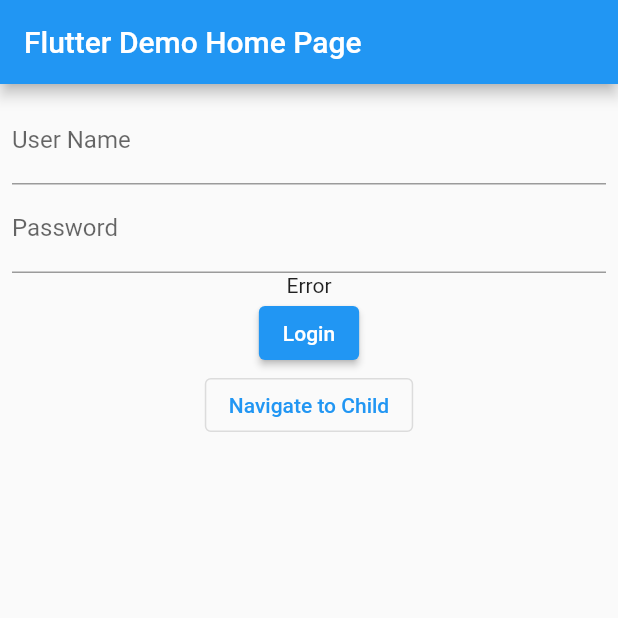
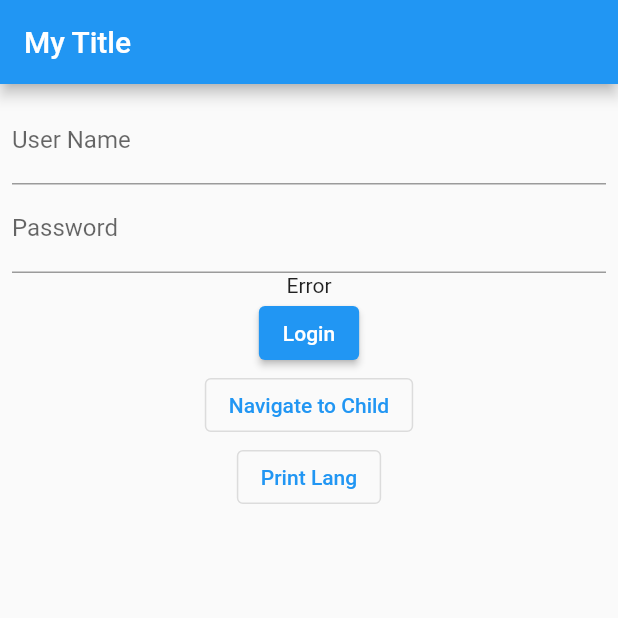
Before and after one commit to hiranlakshika/saegis_test, a Flutter app: the screen it shows after launch, after a tap on "Login", on a phone screen of 412 x 824 dp, the top half of it. Run offline on Flutter 3.47's test engine with Material 2 defaults, Android fonts, the phone set to English and light mode, and no system bars; our stand-ins replace easy_localization.

Commit message:
translations example

```diff
--- /dev/null
+++ b/assets/translations/en-US.json
@@ -0,0 +1,3 @@
+{
+  "title": "My Title"
+}
--- /dev/null
+++ b/assets/translations/si-LK.json
@@ -0,0 +1,3 @@
+{
+  "title": "මගේ මාතෘකාව"
+}
--- a/lib/main.dart
+++ b/lib/main.dart
@@ -1,11 +1,18 @@
 import 'dart:math';
 
+import 'package:easy_localization/easy_localization.dart';
 import 'package:flutter/material.dart';
 import 'package:saegis_test/child_1.dart';
 import 'package:saegis_test/inherited_info.dart';
 
-void main() {
-  runApp(const MyApp());
+Future<void> main() async {
+  WidgetsFlutterBinding.ensureInitialized();
+  await EasyLocalization.ensureInitialized();
+  runApp(EasyLocalization(
+      supportedLocales:  const [Locale('en', 'US'), Locale('si', 'LK')],
+      path: 'assets/translations', // <-- change the path of the translation files
+      // fallbackLocale: const Locale('en', 'US'),
+      child: const MyApp()));
 }
 
 class MyApp extends StatelessWidget {
@@ -16,11 +23,14 @@ class MyApp extends StatelessWidget {
   Widget build(BuildContext context) {
     return StateWidget(
       child: MaterialApp(
+        localizationsDelegates: context.localizationDelegates,
+        supportedLocales: context.supportedLocales,
+        locale: context.locale,
         title: 'Flutter Demo',
         theme: ThemeData(
           primarySwatch: Colors.blue,
         ),
-        home: const MyHomePage(title: 'Flutter Demo Home Page'),
+        home:  MyHomePage(title: 'title'.tr()),
       ),
     );
   }
@@ -89,7 +99,10 @@ class _MyHomePageState extends State<MyHomePage> {
                       ));
                 },
                 child: const Text('Navigate to Child'),
-              )
+              ),
+              OutlinedButton(onPressed: (){
+                print(context.locale.toString());
+              }, child: Text('Print Lang'))
             ],
           ),
         ),
--- a/pubspec.yaml
+++ b/pubspec.yaml
@@ -34,6 +34,7 @@ dependencies:
   # The following adds the Cupertino Icons font to your application.
   # Use with the CupertinoIcons class for iOS style icons.
   cupertino_icons: ^1.0.2
+  easy_localization: ^3.0.0
 
 dev_dependencies:
   integration_test:
@@ -60,9 +61,8 @@ flutter:
   uses-material-design: true
 
   # To add assets to your application, add an assets section, like this:
-  # assets:
-  #   - images/a_dot_burr.jpeg
-  #   - images/a_dot_ham.jpeg
+  assets:
+    - assets/translations/
 
   # An image asset can refer to one or more resolution-specific "variants", see
   # https://flutter.dev/assets-and-images/#resolution-aware.
```
Also changed, not shown: pubspec.lock, 1 other file.
